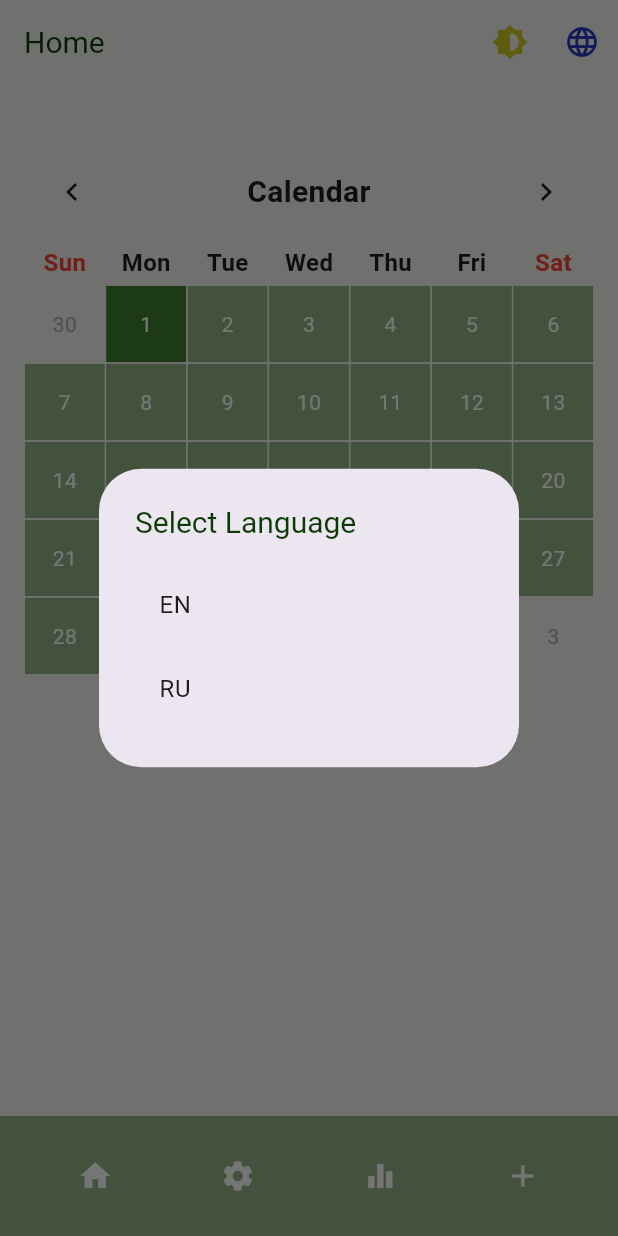
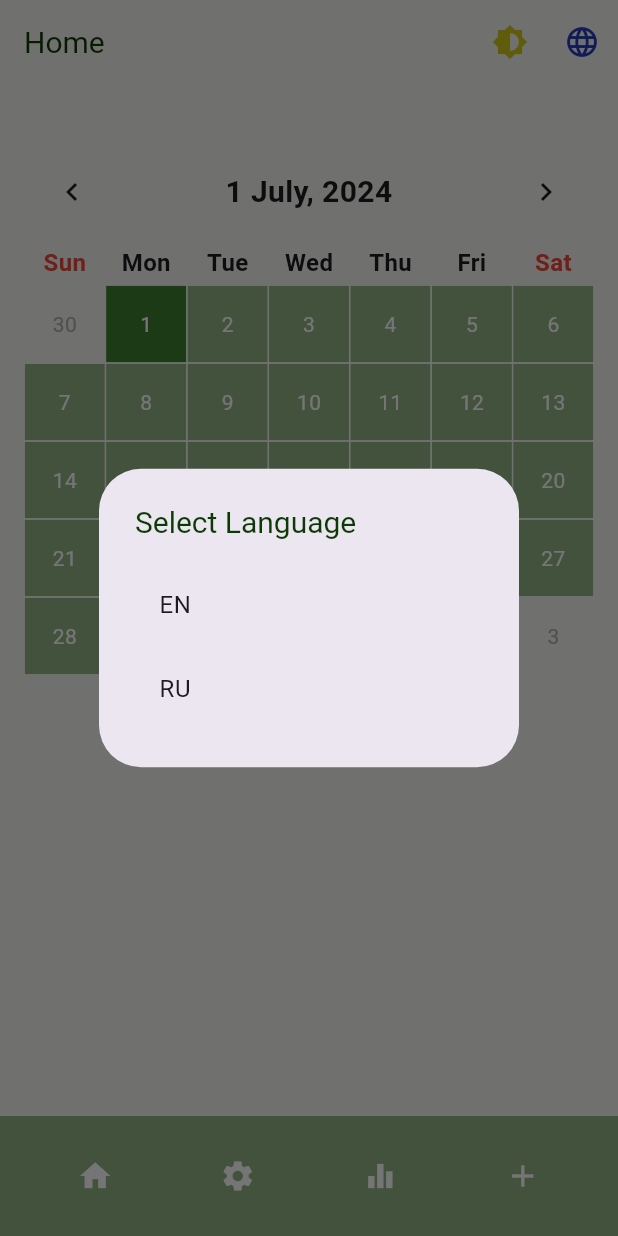
Before and after one commit to CMDF-team-project/Project, a Flutter app: the screen it shows after launch, after a tap on the "language" icon, on a phone screen of 412 x 824 dp. Run offline on Flutter 3.47's test engine with Material 3 defaults, Android fonts, the phone set to English and light mode, and no system bars; drawn by our look-alikes of table_calendar; our stand-ins replace connectivity_plus, firebase_core, firebase_database; accounts and stored records are empty.

Commit message:
update localization

```diff
--- a/lib/screens/home_screen.dart
+++ b/lib/screens/home_screen.dart
@@ -8,7 +8,6 @@ import 'package:team_project/providers/locale_provider.dart';
 import 'package:team_project/screens/mood_page.dart';
 import 'package:team_project/providers/provider.dart';
 import 'package:team_project/app_localizations.dart' as app_localizations;
-import 'package:team_project/screens/profile.dart';
 
 
 class HomeScreen extends StatefulWidget {
@@ -27,6 +26,14 @@ class _HomeScreenState extends State<HomeScreen>
     final model = Provider.of<MoodModel>(context);
     final localeProvider = Provider.of<LocaleProvider>(context);
     final localizations = app_localizations.AppLocalizations.of(context)!;
+
+    String _customDateFormat(DateTime date, String localeCode) {
+      final day = DateFormat.d(localeCode).format(date);
+      final monthName = DateFormat.MMMM(localeCode).format(date);
+      final capitalizedMonth = '${monthName[0].toUpperCase()}${monthName.substring(1)}';
+      final year = DateFormat.y(localeCode).format(date);
+      return '$day $capitalizedMonth, $year';
+  }
 
     return Scaffold(
       appBar: AppBar(
@@ -98,7 +105,7 @@ class _HomeScreenState extends State<HomeScreen>
                     fontWeight: FontWeight.bold,
                   ),
                   titleTextFormatter: (date, locale) {
-                    return localizations.translate('calendar_header') ?? '';
+                    return _customDateFormat(date, localeProvider.locale.languageCode);
                   },
                 ),
                 daysOfWeekHeight: 30,
@@ -202,12 +209,7 @@ class _HomeScreenState extends State<HomeScreen>
                 Icons.settings,
                 color: Colors.white,
               ),
-              onPressed: () {
-                Navigator.push(
-                  context,
-                  MaterialPageRoute(builder: (context) => ProfilePage()),
-);
-              },
+              onPressed: () {},
             ),
             IconButton(
               icon: const Icon(
```
